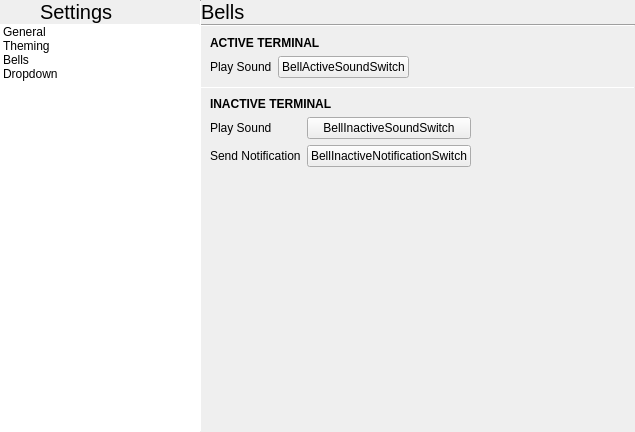
theCheeseboard/theterminal, file terminal/settingswindow.ui: the form before one commit.
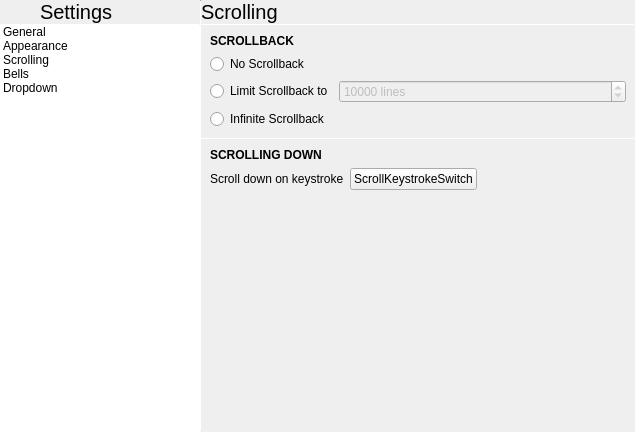
The form after the commit. Icons and pictures are not drawn. Custom widgets are drawn as their Qt base class.

Diff of the .ui file:
```diff
--- a/terminal/settingswindow.ui
+++ b/terminal/settingswindow.ui
@@ -130,7 +130,12 @@
         </item>
         <item>
          <property name="text">
-          <string>Theming</string>
+          <string>Appearance</string>
+         </property>
+        </item>
+        <item>
+         <property name="text">
+          <string>Scrolling</string>
          </property>
         </item>
         <item>
@@ -261,49 +266,6 @@
             </widget>
            </item>
            <item row="1" column="1">
-            <widget class="QSpinBox" name="scrollbackSpin">
-             <property name="suffix">
-              <string> lines</string>
-             </property>
-             <property name="prefix">
-              <string/>
-             </property>
-             <property name="minimum">
-              <number>-1</number>
-             </property>
-             <property name="maximum">
-              <number>1000</number>
-             </property>
-             <property name="value">
-              <number>-1</number>
-             </property>
-            </widget>
-           </item>
-           <item row="1" column="0">
-            <widget class="QLabel" name="label_4">
-             <property name="text">
-              <string>Scrollback</string>
-             </property>
-            </widget>
-           </item>
-           <item row="2" column="0" colspan="2">
-            <widget class="QLabel" name="label_5">
-             <property name="text">
-              <string>For infinite scrollback, set this to -1 lines. Scrollback is saved in a file in /tmp.</string>
-             </property>
-             <property name="wordWrap">
-              <bool>true</bool>
-             </property>
-            </widget>
-           </item>
-           <item row="3" column="0">
-            <widget class="QLabel" name="label_9">
-             <property name="text">
-              <string>Shell</string>
-             </property>
-            </widget>
-           </item>
-           <item row="3" column="1">
             <widget class="QLineEdit" name="shellLineEdit"/>
            </item>
           </layout>
@@ -639,6 +601,253 @@
          </item>
         </layout>
        </widget>
+       <widget class="QWidget" name="page_5">
+        <layout class="QVBoxLayout" name="verticalLayout_8">
+         <property name="spacing">
+          <number>0</number>
+         </property>
+         <property name="leftMargin">
+          <number>0</number>
+         </property>
+         <property name="topMargin">
+          <number>0</number>
+         </property>
+         <property name="rightMargin">
+          <number>0</number>
+         </property>
+         <property name="bottomMargin">
+          <number>0</number>
+         </property>
+         <item>
+          <widget class="QLabel" name="label_22">
+           <property name="font">
+            <font>
+             <pointsize>15</pointsize>
+            </font>
+           </property>
+           <property name="text">
+            <string>Scrolling</string>
+           </property>
+           <property name="margin">
+            <number>9</number>
+           </property>
+          </widget>
+         </item>
+         <item>
+          <widget class="Line" name="line_9">
+           <property name="maximumSize">
+            <size>
+             <width>16777215</width>
+             <height>1</height>
+            </size>
+           </property>
+           <property name="orientation">
+            <enum>Qt::Horizontal</enum>
+           </property>
+          </widget>
+         </item>
+         <item>
+          <widget class="QScrollArea" name="scrollingScrollArea">
+           <property name="frameShape">
+            <enum>QFrame::NoFrame</enum>
+           </property>
+           <property name="widgetResizable">
+            <bool>true</bool>
+           </property>
+           <widget class="QWidget" name="scrollAreaWidgetContents_3">
+            <property name="geometry">
+             <rect>
+              <x>0</x>
+              <y>0</y>
+              <width>432</width>
+              <height>387</height>
+             </rect>
+            </property>
+            <layout class="QVBoxLayout" name="verticalLayout_9">
+             <property name="spacing">
+              <number>0</number>
+             </property>
+             <property name="leftMargin">
+              <number>0</number>
+             </property>
+             <property name="topMargin">
+              <number>0</number>
+             </property>
+             <property name="rightMargin">
+              <number>0</number>
+             </property>
+             <property name="bottomMargin">
+              <number>0</number>
+             </property>
+             <item>
+              <layout class="QGridLayout" name="gridLayout_7">
+               <property name="leftMargin">
+                <number>9</number>
+               </property>
+               <property name="topMargin">
+                <number>9</number>
+               </property>
+               <property name="rightMargin">
+                <number>9</number>
+               </property>
+               <property name="bottomMargin">
+                <number>9</number>
+               </property>
+               <property name="spacing">
+                <number>6</number>
+               </property>
+               <item row="2" column="0">
+                <widget class="QRadioButton" name="limitScrollbackRadioButton">
+                 <property name="text">
+                  <string>Limit Scrollback to</string>
+                 </property>
+                </widget>
+               </item>
+               <item row="2" column="1">
+                <widget class="QSpinBox" name="scrollbackSpin">
+                 <property name="enabled">
+                  <bool>false</bool>
+                 </property>
+                 <property name="sizePolicy">
+                  <sizepolicy hsizetype="Expanding" vsizetype="Fixed">
+                   <horstretch>0</horstretch>
+                   <verstretch>0</verstretch>
+                  </sizepolicy>
+                 </property>
+                 <property name="frame">
+                  <bool>true</bool>
+                 </property>
+                 <property name="suffix">
+                  <string> lines</string>
+                 </property>
+                 <property name="maximum">
+                  <number>10000000</number>
+                 </property>
+                 <property name="value">
+                  <number>10000</number>
+                 </property>
+                </widget>
+               </item>
+               <item row="1" column="0" colspan="2">
+                <widget class="QRadioButton" name="noScrollbackRadioButton">
+                 <property name="text">
+                  <string>No Scrollback</string>
+                 </property>
+                </widget>
+               </item>
+               <item row="3" column="0" colspan="2">
+                <widget class="QRadioButton" name="infiniteScrollbackRadioButton">
+                 <property name="text">
+                  <string>Infinite Scrollback</string>
+                 </property>
+                </widget>
+               </item>
+               <item row="0" column="0" colspan="2">
+                <widget class="QLabel" name="label_23">
+                 <property name="font">
+                  <font>
+                   <weight>75</weight>
+                   <bold>true</bold>
+                  </font>
+                 </property>
+                 <property name="text">
+                  <string>SCROLLBACK</string>
+                 </property>
+                </widget>
+               </item>
+              </layout>
+             </item>
+             <item>
+              <widget class="Line" name="line_10">
+               <property name="maximumSize">
+                <size>
+                 <width>16777215</width>
+                 <height>1</height>
+                </size>
+               </property>
+               <property name="orientation">
+                <enum>Qt::Horizontal</enum>
+               </property>
+              </widget>
+             </item>
+             <item>
+              <layout class="QGridLayout" name="gridLayout_8">
+               <property name="leftMargin">
+                <number>9</number>
+               </property>
+               <property name="topMargin">
+                <number>9</number>
+               </property>
+               <property name="rightMargin">
+                <number>9</number>
+               </property>
+               <property name="bottomMargin">
+                <number>9</number>
+               </property>
+               <property name="spacing">
+                <number>6</number>
+               </property>
+               <item row="1" column="1">
+                <widget class="tSwitch" name="scrollKeystrokeSwitch">
+                 <property name="text">
+                  <string>ScrollKeystrokeSwitch</string>
+                 </property>
+                </widget>
+               </item>
+               <item row="1" column="0">
+                <widget class="QLabel" name="label_5">
+                 <property name="text">
+                  <string>Scroll down on keystroke</string>
+                 </property>
+                </widget>
+               </item>
+               <item row="1" column="2">
+                <spacer name="horizontalSpacer_4">
+                 <property name="orientation">
+                  <enum>Qt::Horizontal</enum>
+                 </property>
+                 <property name="sizeHint" stdset="0">
+                  <size>
+                   <width>40</width>
+                   <height>20</height>
+                  </size>
+                 </property>
+                </spacer>
+               </item>
+               <item row="0" column="0" colspan="3">
+                <widget class="QLabel" name="label_4">
+                 <property name="font">
+                  <font>
+                   <weight>75</weight>
+                   <bold>true</bold>
+                  </font>
+                 </property>
+                 <property name="text">
+                  <string>SCROLLING DOWN</string>
+                 </property>
+                </widget>
+               </item>
+              </layout>
+             </item>
+             <item>
+              <spacer name="verticalSpacer_5">
+               <property name="orientation">
+                <enum>Qt::Vertical</enum>
+               </property>
+               <property name="sizeHint" stdset="0">
+                <size>
+                 <width>20</width>
+                 <height>192</height>
+                </size>
+               </property>
+              </spacer>
+             </item>
+            </layout>
+           </widget>
+          </widget>
+         </item>
+        </layout>
+       </widget>
        <widget class="QWidget" name="page_4">
         <layout class="QVBoxLayout" name="verticalLayout_6">
          <property name="spacing">
```
Left out of the diff: 32 changed lines with no effect on the pictures.
